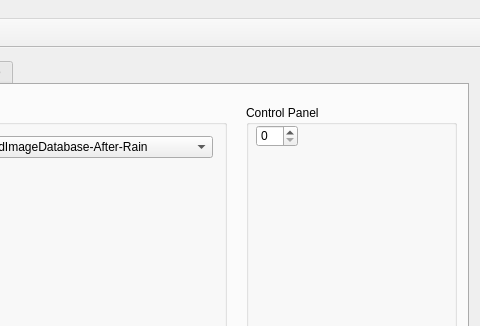
Old version of the form OpenCarVision/mainwindow.ui in the repository baidut/ITS; both pictures show x 307 to 787 and y 0 to 326 of the 787 by 720 pixel window.
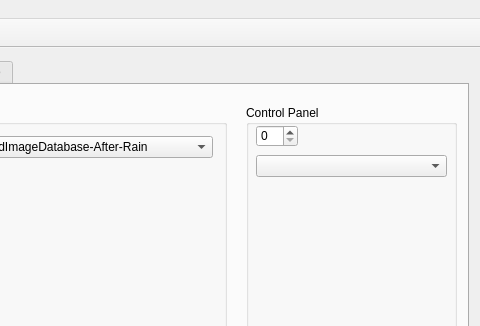
New version of the form. Custom widgets are drawn as their Qt base class.

```diff
--- a/OpenCarVision/mainwindow.ui
+++ b/OpenCarVision/mainwindow.ui
@@ -110,6 +110,16 @@
           </rect>
          </property>
         </widget>
+        <widget class="QComboBox" name="comboBox_datasetName">
+         <property name="geometry">
+          <rect>
+           <x>10</x>
+           <y>50</y>
+           <width>191</width>
+           <height>22</height>
+          </rect>
+         </property>
+        </widget>
        </widget>
       </widget>
       <widget class="QWidget" name="tab">
```
Left out of the diff: 4 changed lines with no effect on the pictures.
